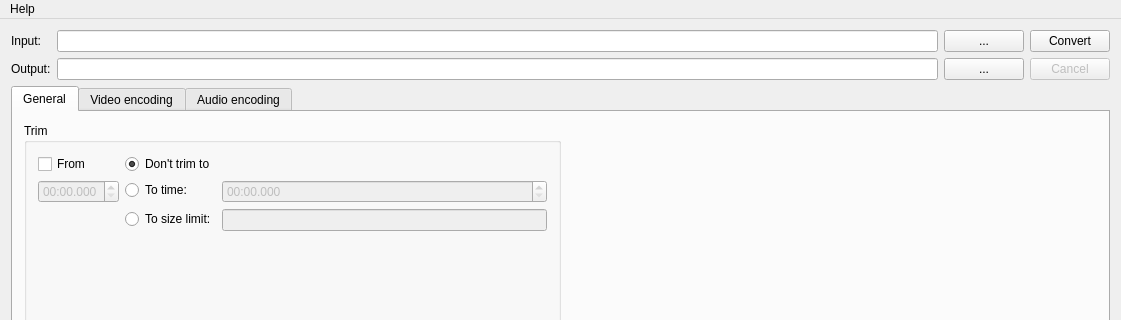
First picture: the form in mainwindow.ui, repository Compizfox/QtWebMConverter, before the edit; both pictures show x 0 to 1121 and y 0 to 320 of the 1121 by 674 pixel window.
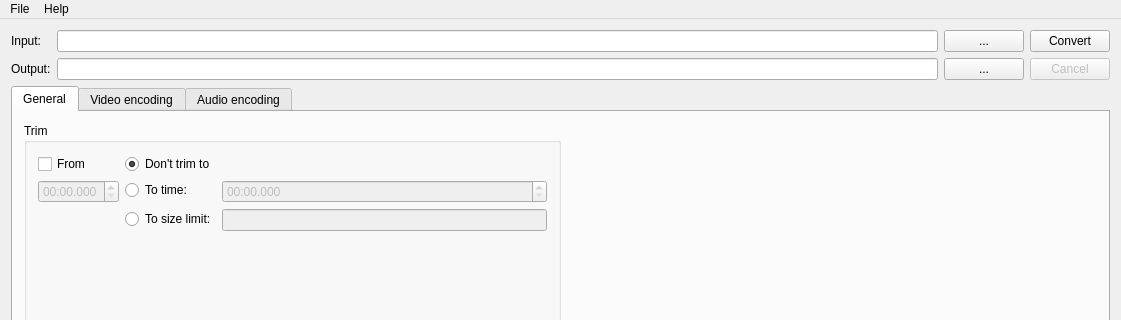
Second picture: the form after the edit.

Commit message: Add File menu and Exit action

Diff of the .ui file:
```diff
--- a/mainwindow.ui
+++ b/mainwindow.ui
@@ -782,6 +782,13 @@
     </property>
     <addaction name="actionAbout"/>
    </widget>
+   <widget class="QMenu" name="menuFile">
+    <property name="title">
+     <string>File</string>
+    </property>
+    <addaction name="actionExit"/>
+   </widget>
+   <addaction name="menuFile"/>
    <addaction name="menuHelp"/>
   </widget>
   <widget class="QStatusBar" name="statusBar"/>
```
Left out of the diff: 5 changed lines with no effect on the pictures. The commit also changes 2 other files.
